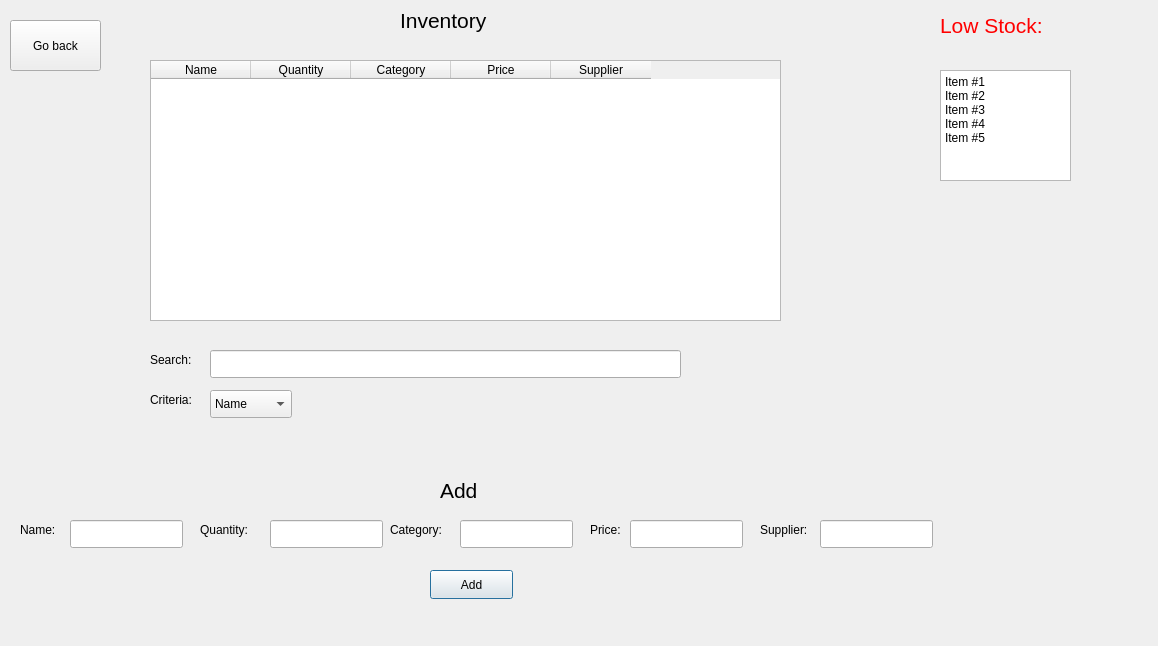
Qt form cs2_lab_final_project/inventoryform.ui (Hamdy410/CS2_lab_finalProject) before a commit.
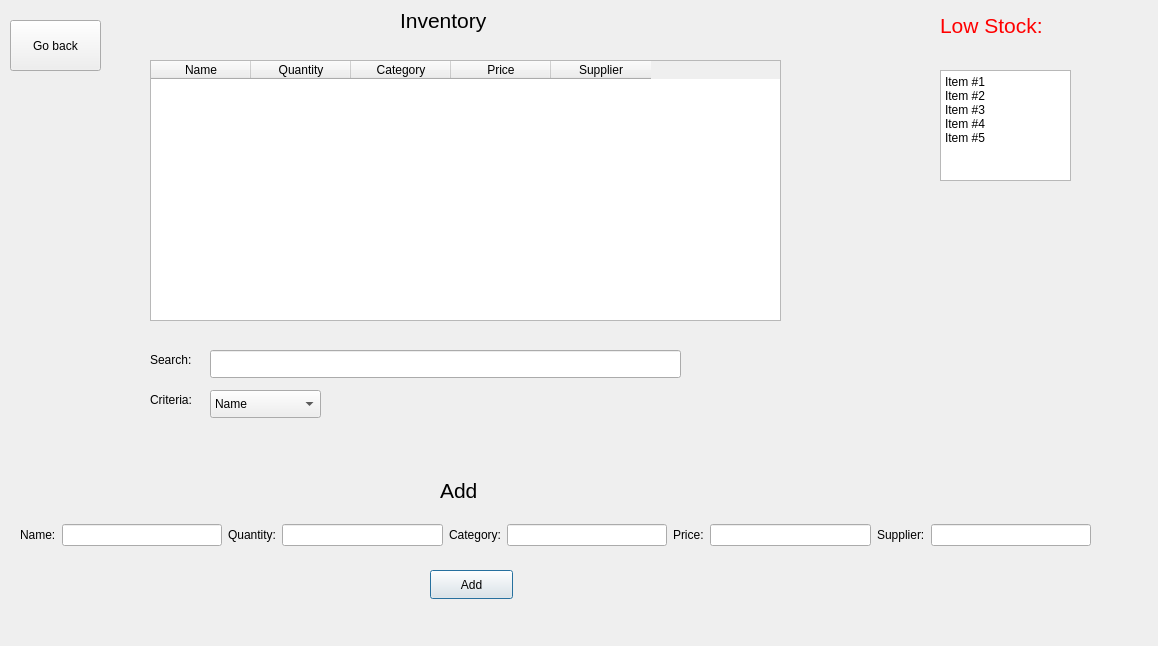
The same form after that commit.

Commit message: reorganized add item line edits

What changed in the file:
```diff
--- a/cs2_lab_final_project/inventoryform.ui
+++ b/cs2_lab_final_project/inventoryform.ui
@@ -102,7 +102,7 @@
     <rect>
      <x>210</x>
      <y>390</y>
-     <width>82</width>
+     <width>111</width>
      <height>28</height>
     </rect>
    </property>
@@ -153,121 +153,6 @@
     <string>Add</string>
    </property>
   </widget>
-  <widget class="QLineEdit" name="lineEditAddName">
-   <property name="geometry">
-    <rect>
-     <x>70</x>
-     <y>520</y>
-     <width>113</width>
-     <height>28</height>
-    </rect>
-   </property>
-  </widget>
-  <widget class="QLineEdit" name="lineEditAddSupplier">
-   <property name="geometry">
-    <rect>
-     <x>820</x>
-     <y>520</y>
-     <width>113</width>
-     <height>28</height>
-    </rect>
-   </property>
-  </widget>
-  <widget class="QLineEdit" name="lineEditAddQuantity">
-   <property name="geometry">
-    <rect>
-     <x>270</x>
-     <y>520</y>
-     <width>113</width>
-     <height>28</height>
-    </rect>
-   </property>
-  </widget>
-  <widget class="QLineEdit" name="lineEditAddPrice">
-   <property name="geometry">
-    <rect>
-     <x>630</x>
-     <y>520</y>
-     <width>113</width>
-     <height>28</height>
-    </rect>
-   </property>
-  </widget>
-  <widget class="QLineEdit" name="lineEditAddCategory">
-   <property name="geometry">
-    <rect>
-     <x>460</x>
-     <y>520</y>
-     <width>113</width>
-     <height>28</height>
-    </rect>
-   </property>
-  </widget>
-  <widget class="QLabel" name="label_5">
-   <property name="geometry">
-    <rect>
-     <x>20</x>
-     <y>520</y>
-     <width>63</width>
-     <height>20</height>
-    </rect>
-   </property>
-   <property name="text">
-    <string>Name:</string>
-   </property>
-  </widget>
-  <widget class="QLabel" name="label_6">
-   <property name="geometry">
-    <rect>
-     <x>200</x>
-     <y>520</y>
-     <width>63</width>
-     <height>20</height>
-    </rect>
-   </property>
-   <property name="text">
-    <string>Quantity:</string>
-   </property>
-  </widget>
-  <widget class="QLabel" name="label_7">
-   <property name="geometry">
-    <rect>
-     <x>390</x>
-     <y>520</y>
-     <width>63</width>
-     <height>20</height>
-    </rect>
-   </property>
-   <property name="text">
-    <string>Category:</string>
-   </property>
-  </widget>
-  <widget class="QLabel" name="label_8">
-   <property name="geometry">
-    <rect>
-     <x>590</x>
-     <y>520</y>
-     <width>63</width>
-     <height>20</height>
-    </rect>
-   </property>
-   <property name="text">
-    <string>Price:</string>
-   </property>
-  </widget>
-  <widget class="QLabel" name="label_9">
-   <property name="geometry">
-    <rect>
-     <x>760</x>
-     <y>520</y>
-     <width>63</width>
-     <height>20</height>
-    </rect>
-   </property>
-   <property name="text">
-    <string>Supplier:</string>
-   </property>
-  </widget>
   <widget class="QPushButton" name="pushButtonAdd">
    <property name="geometry">
     <rect>
@@ -339,6 +224,68 @@
     <string>Go back</string>
    </property>
   </widget>
+  <widget class="QWidget" name="">
+   <property name="geometry">
+    <rect>
+     <x>20</x>
+     <y>520</y>
+     <width>1071</width>
+     <height>30</height>
+    </rect>
+   </property>
+   <layout class="QHBoxLayout" name="horizontalLayout">
+    <item>
+     <widget class="QLabel" name="label_5">
+      <property name="text">
+       <string>Name:</string>
+      </property>
+     </widget>
+    </item>
+    <item>
+     <widget class="QLineEdit" name="lineEditAddName"/>
+    </item>
+    <item>
+     <widget class="QLabel" name="label_6">
+      <property name="text">
+       <string>Quantity:</string>
+      </property>
+     </widget>
+    </item>
+    <item>
+     <widget class="QLineEdit" name="lineEditAddQuantity"/>
+    </item>
+    <item>
+     <widget class="QLabel" name="label_7">
+      <property name="text">
+       <string>Category:</string>
+      </property>
+     </widget>
+    </item>
+    <item>
+     <widget class="QLineEdit" name="lineEditAddCategory"/>
+    </item>
+    <item>
+     <widget class="QLabel" name="label_8">
+      <property name="text">
+       <string>Price:</string>
+      </property>
+     </widget>
+    </item>
+    <item>
+     <widget class="QLineEdit" name="lineEditAddPrice"/>
+    </item>
+    <item>
+     <widget class="QLabel" name="label_9">
+      <property name="text">
+       <string>Supplier:</string>
+      </property>
+     </widget>
+    </item>
+    <item>
+     <widget class="QLineEdit" name="lineEditAddSupplier"/>
+    </item>
+   </layout>
+  </widget>
  </widget>
  <resources/>
  <connections/>
```
The commit also changes 9 other files.
